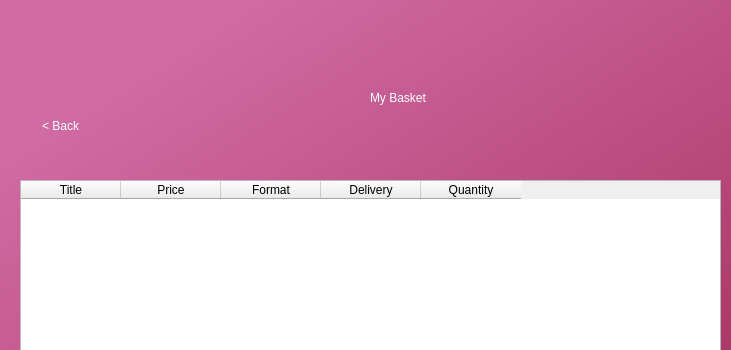
Qt form mybasket.ui (AnshulS853/Coursework-Improved) before a commit; both pictures show x 0 to 731 and y 0 to 350 of the 1200 by 800 pixel window.
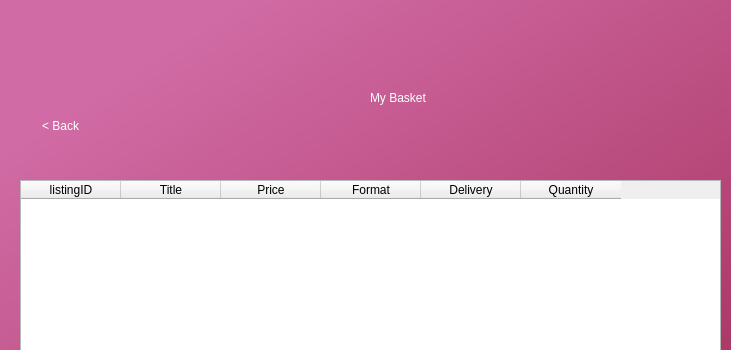
The same form after that commit.

Diff of the .ui file:
```diff
--- a/mybasket.ui
+++ b/mybasket.ui
@@ -69,6 +69,11 @@
     <attribute name="verticalHeaderVisible">
      <bool>true</bool>
     </attribute>
+    <column>
+     <property name="text">
+      <string>listingID</string>
+     </property>
+    </column>
     <column>
      <property name="text">
       <string>Title</string>
```
